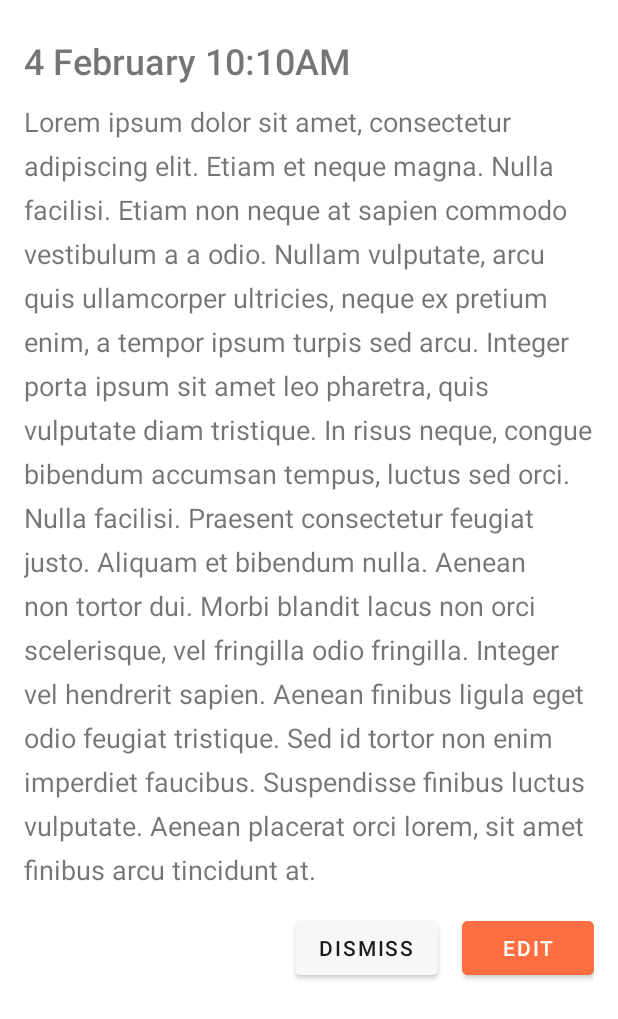
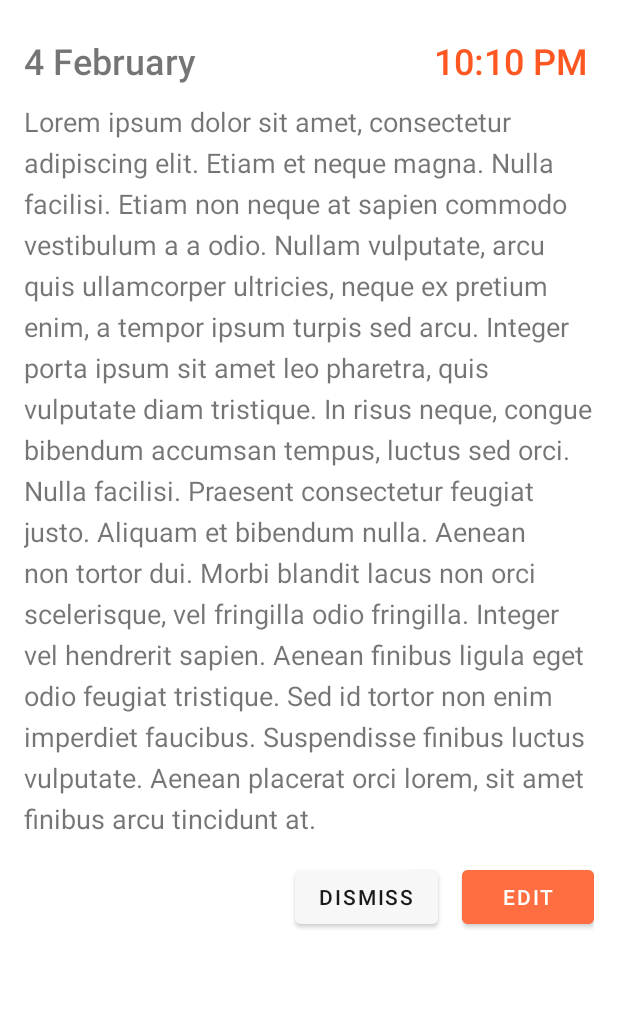
Before and after one commit to Esarve/Stories, an Android app: the layout popup_viewer.xml on its own in the app's theme, with its tools: preview values and no code run, on a phone screen of 412 x 824 dp. Shown: the top 1019 px of the screen. Run offline under Robolectric (Android 15) with nearby library versions, the phone set to English and light mode, and no system bars.

Commit message:
WIP Dark Mode. BottomSheetViewer Changed a bit

```diff
--- a/app/src/main/res/layout/activity_main.xml
+++ b/app/src/main/res/layout/activity_main.xml
@@ -4,7 +4,7 @@
     android:id="@+id/parent_view"
     android:layout_width="match_parent"
     android:layout_height="match_parent"
-    android:background="@color/grey_3"
+    android:background="@color/colorBG"
     android:orientation="vertical">
 
     <com.google.android.material.appbar.AppBarLayout
@@ -17,7 +17,7 @@
             android:id="@+id/toolbar"
             android:layout_width="match_parent"
             android:layout_height="?attr/actionBarSize"
-            android:background="@color/grey_3"
+            android:background="@color/colorBG"
             app:contentInsetStartWithNavigation="0dp"
             app:layout_scrollFlags="scroll|enterAlways"
             app:popupTheme="@style/ThemeOverlay.AppCompat.Light"
@@ -31,7 +31,7 @@
                 android:layout_gravity="center"
                 android:fontFamily="sans-serif-light"
                 android:text="@string/app_name"
-                android:textColor="@color/grey_80"
+                android:textColor="@color/colorTxt_D1"
                 android:textSize="24sp" />
         </androidx.appcompat.widget.Toolbar>
 
--- a/app/src/main/res/layout/popup_viewer.xml
+++ b/app/src/main/res/layout/popup_viewer.xml
@@ -5,27 +5,53 @@
     android:orientation="vertical"
     android:padding="16dp">
 
-    <TextView
-        android:id="@+id/viewTitle"
+    <LinearLayout
         android:layout_width="match_parent"
         android:layout_height="wrap_content"
+        android:orientation="horizontal"
+        android:weightSum="10">
+
+        <TextView
+            android:id="@+id/tvTitleDate"
+            android:layout_width="wrap_content"
+            android:layout_height="match_parent"
             android:layout_marginTop="8dp"
             android:layout_marginBottom="8dp"
+            android:layout_weight="5"
             android:fontFamily="sans-serif-medium"
             android:lineSpacingExtra="10sp"
-        android:text="4 February 10:10AM"
+            android:text="4 February"
             android:textAlignment="viewStart"
             android:textSize="24sp"
             android:typeface="normal" />
 
+        <TextView
+            android:id="@+id/tvTitleTime"
+            android:layout_width="wrap_content"
+            android:layout_height="wrap_content"
+            android:layout_marginTop="8dp"
+            android:layout_marginBottom="8dp"
+            android:layout_weight="5"
+            android:fontFamily="sans-serif-medium"
+            android:lineSpacingExtra="10sp"
+            android:paddingEnd="4dp"
+            android:text="10:10 PM"
+            android:textAlignment="viewEnd"
+            android:textColor="@color/colorAccent"
+            android:textSize="24sp"
+            android:typeface="normal" />
+
+    </LinearLayout>
+
     <View
         android:layout_width="match_parent"
-        android:layout_height="4dp"/>
+        android:layout_height="4dp" />
+
     <TextView
-        android:id="@+id/viewBody"
+        android:id="@+id/tvViewerBody"
         android:layout_width="match_parent"
         android:layout_height="wrap_content"
-        android:lineSpacingExtra="8sp"
+        android:lineSpacingExtra="6sp"
         android:maxLines="20"
         android:text="@string/lorem"
         android:textSize="18sp"
--- /dev/null
+++ b/app/src/main/res/values-night/colors.xml
@@ -0,0 +1,11 @@
+<?xml version="1.0" encoding="utf-8"?>
+<resources>
+    <color name="colorPrimary">@color/light_blue_900</color>
+    <color name="colorPrimaryDark">#1565C0</color>
+    <color name="colorPrimaryLight">#1E88E5</color>
+    <color name="colorAccent">#FF5722</color>
+    <color name="colorAccentDark">#F50057</color>
+    <color name="colorAccentLight">@color/deep_orange_A200</color>
+    <color name="colorBG">@color/grey_1000</color>
+    <color name="colorTxt_D1">@color/grey_500</color>
+</resources>
--- a/app/src/main/res/values/colors.xml
+++ b/app/src/main/res/values/colors.xml
@@ -6,9 +6,8 @@
     <color name="colorAccent">#FF5722</color>
     <color name="colorAccentDark">#F50057</color>
     <color name="colorAccentLight">@color/deep_orange_A200</color>
-
-    <color name="mdtp_accent_color">#009688</color>
-    <color name="mdtp_accent_color_dark">#00796b</color>
+    <color name="colorBG">@color/grey_3</color>
+    <color name="colorTxt_D1">@color/grey_80</color>
 
     <color name="overlay_dark_10">#1A000000</color>
     <color name="overlay_dark_20">#33000000</color>
```
Also changed, not shown: app/src/main/java/com/sourav/stories/Activities/MainActivity.java (+2 -0 lines), app/src/main/java/com/sourav/stories/OtherKindsOfViews/BottomSheetViewer.java (+6 -5 lines). Lines whose indentation alone changed are shown as unchanged.
